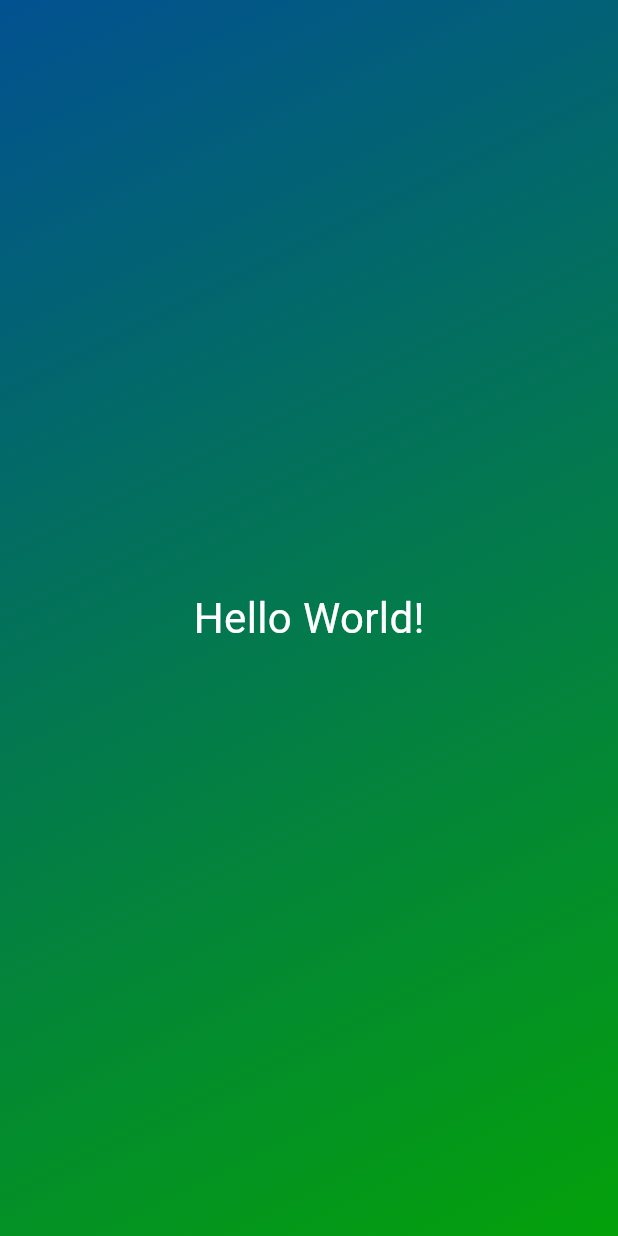
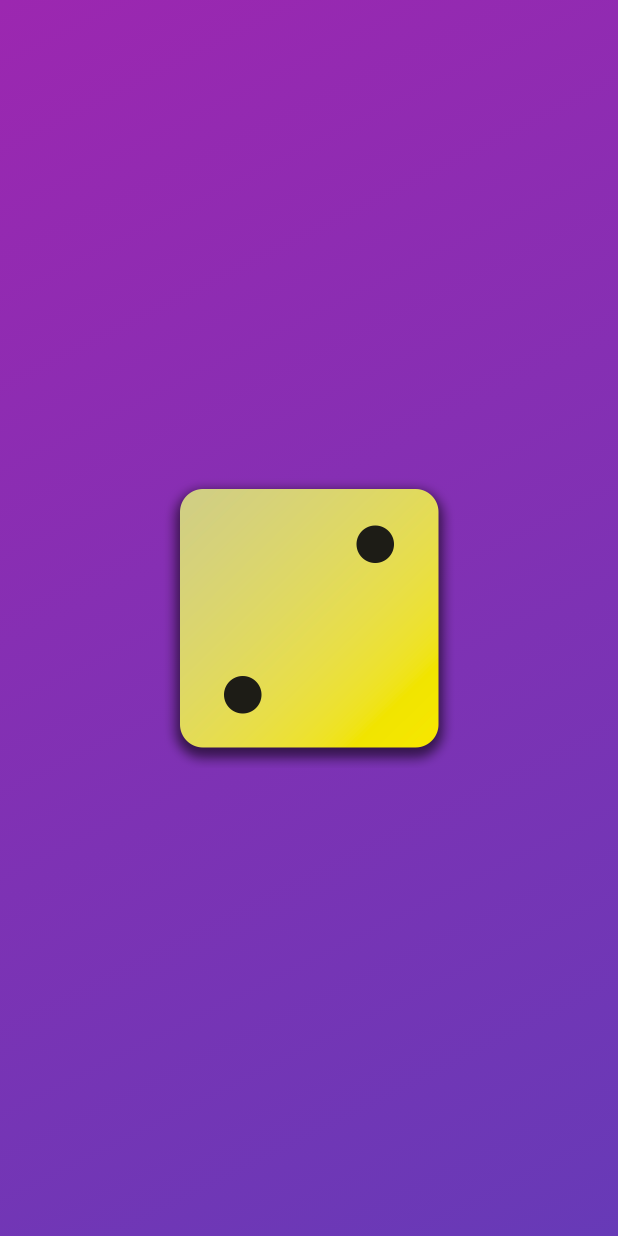
Before and after one commit to kanakonagiri/flutter_projects, a Flutter app: the screen it shows after launch, on a phone screen of 412 x 824 dp. Run offline on Flutter 3.47's test engine with Material 3 defaults, Android fonts, the phone set to English and light mode, and no system bars.

Commit message:
class/変数/画像

```diff
--- /dev/null
+++ b/lib/gradient_container.dart
@@ -0,0 +1,54 @@
+import 'package:flutter/material.dart';
+
+const startAlignment = Alignment.topLeft;
+const endAlignment = Alignment.bottomRight;
+
+class GradientContainer extends StatelessWidget {
+  const GradientContainer(this.color1, this.color2, {super.key});
+
+  const GradientContainer.purple({super.key})
+      : color1 = Colors.purple,
+        color2 = Colors.deepPurple;
+
+  final Color color1;
+  final Color color2;
+
+  @override
+  Widget build(context) {
+    return Container(
+      decoration: BoxDecoration(
+        gradient: LinearGradient(
+          begin: startAlignment,
+          end: endAlignment,
+          colors: [color1, color2],
+        ),
+      ),
+      child: Center(
+          child: Image.asset(
+        'assets/images/dice-2.png',
+        width: 200,
+        height: 200,
+      )),
+    );
+  }
+}
+// class GradientContainer extends StatelessWidget {
+//   const GradientContainer({super.key, required this.colors});
+//   final List<Color> colors;
+
+//   @override
+//   Widget build(context) {
+//     return Container(
+//       decoration: BoxDecoration(
+//         gradient: LinearGradient(
+//           begin: startAlignment,
+//           end: endAlignment,
+//           colors: colors,
+//         ),
+//       ),
+//       child: const Center(
+//         child: StyleText('Hello World!'),
+//       ),
+//     );
+//   }
+// }
```
Also changed, not shown: lib/main.dart (+3 -17 lines), lib/style_text.dart (added, +12 -0 lines), pubspec.yaml (+50 -48 lines), assets/images/dice-1.png (added), assets/images/dice-2.png (added), assets/images/dice-3.png (added), assets/images/dice-4.png (added), assets/images/dice-5.png (added), assets/images/dice-6.png (added).
